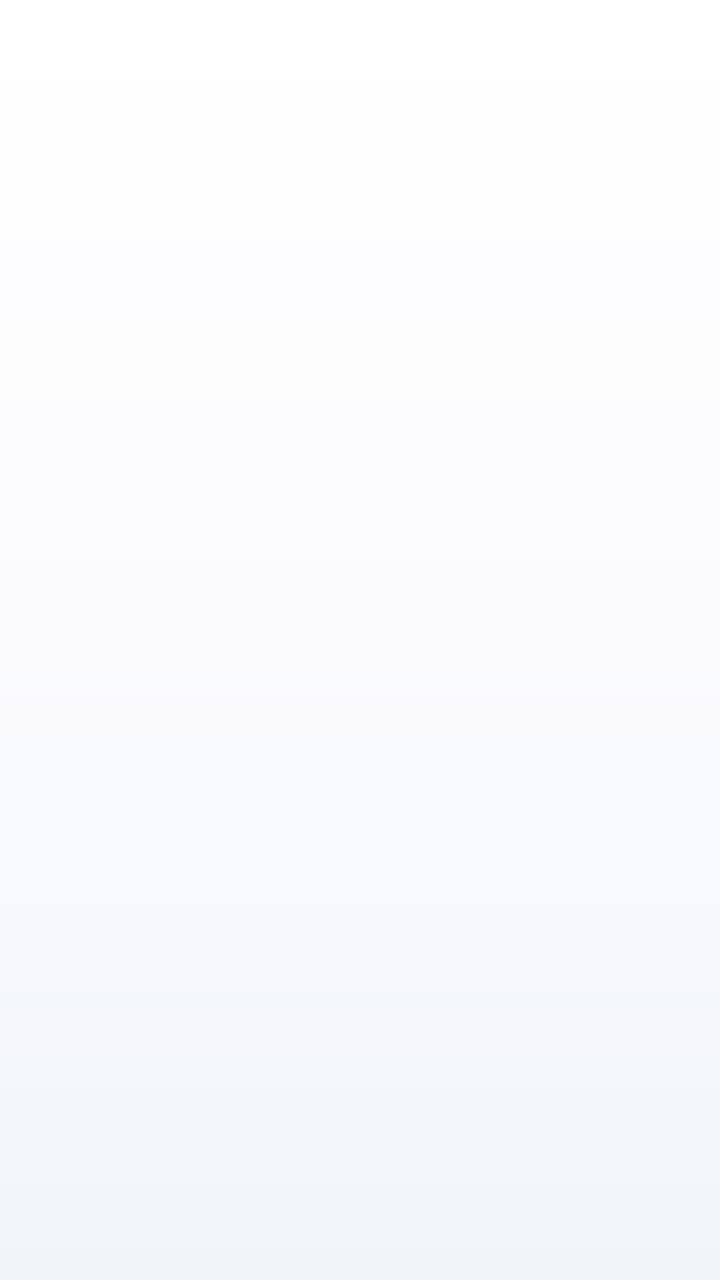
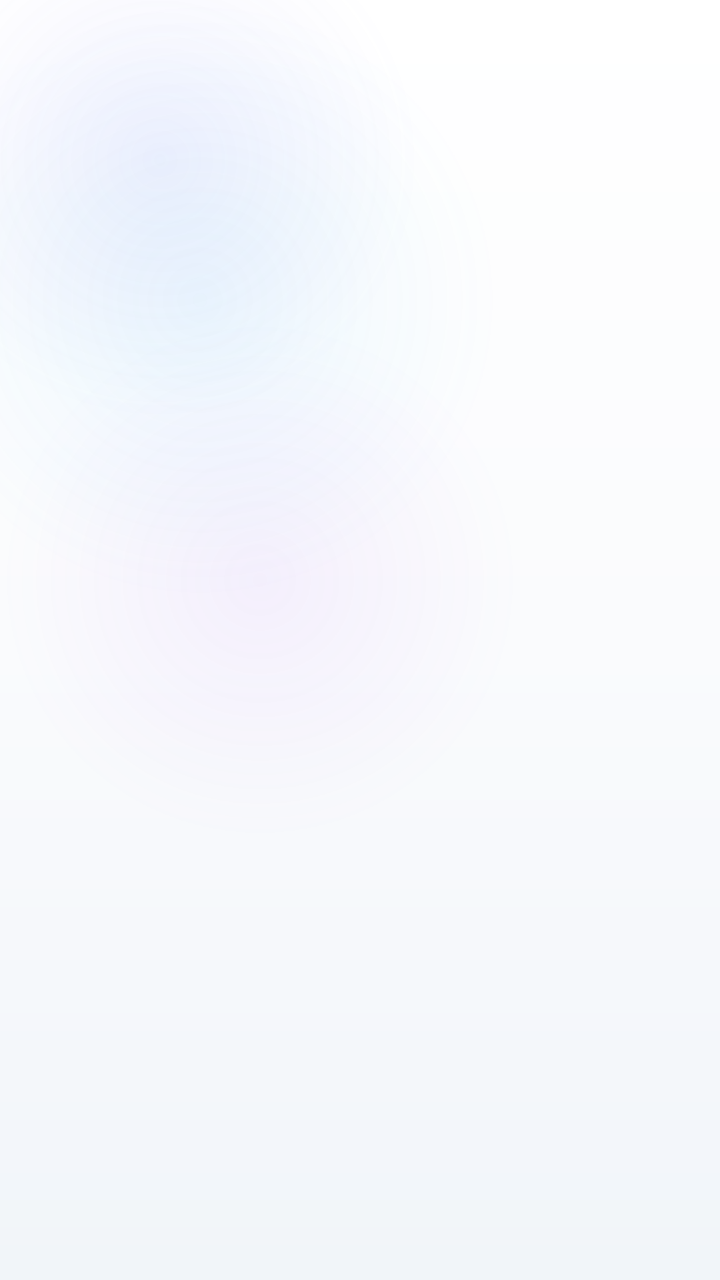

The first picture is an Android layout as it rendered before a commit; the second is the same layout after the commit. The layout source and the unified diff follow.
<!-- AndroidManifest.xml: application theme Theme.Onebaki -->
<!-- res/layout/activity_main.xml -->
<?xml version="1.0" encoding="utf-8"?>
<LinearLayout xmlns:android="http://schemas.android.com/apk/res/android"
    xmlns:app="http://schemas.android.com/apk/res-auto"
    android:layout_width="match_parent"
    android:layout_height="match_parent"
    android:background="@drawable/bg_screen_gradient"
    android:fitsSystemWindows="true"
    android:orientation="vertical">

    
    <LinearLayout
        android:id="@+id/toolbarBack"
        android:layout_width="match_parent"
        android:layout_height="52dp"
        android:background="#E6FFFFFF"
        android:gravity="center_vertical"
        android:orientation="horizontal"
        android:paddingHorizontal="12dp"
        android:visibility="gone">

        <TextView
            android:id="@+id/btnBack"
            android:layout_width="wrap_content"
            android:layout_height="wrap_content"
            android:clickable="true"
            android:focusable="true"
            android:padding="8dp"
            android:text="← ফিরুন"
            android:textColor="@color/ink"
            android:textSize="15sp"
            android:textStyle="bold" />

    </LinearLayout>

    
    <FrameLayout
        android:id="@+id/fragmentContainer"
        android:layout_width="match_parent"
        android:layout_height="0dp"
        android:layout_weight="1" />

    
    <com.google.android.material.bottomnavigation.BottomNavigationView
        android:id="@+id/bottomNav"
        android:layout_width="match_parent"
        android:layout_height="wrap_content"
        android:layout_marginHorizontal="16dp"
        android:layout_marginBottom="8dp"
        android:background="@drawable/bg_glass_nav"
        android:elevation="6dp"
        android:visibility="gone"
        app:itemActiveIndicatorStyle="@style/BottomNavActiveIndicator"
        app:itemIconSize="22dp"
        app:itemIconTint="@color/bottom_nav_colors"
        app:itemTextColor="@color/bottom_nav_colors"
        app:labelVisibilityMode="labeled"
        app:menu="@menu/bottom_nav_menu" />

</LinearLayout>
<!-- resources referenced by this layout -->
<resources>
  <color name="ink">#0F172A</color>
  <!-- drawable bg_glass_nav (drawable) -->
  <?xml version="1.0" encoding="utf-8"?>
  <shape xmlns:android="http://schemas.android.com/apk/res/android"
      android:shape="rectangle">
      <solid android:color="#F4FFFFFF" />
      <stroke
          android:width="1.5dp"
          android:color="#E2E8F0" />
      <corners android:radius="32dp" />
  </shape>
  <!-- drawable bg_screen_gradient (drawable) -->
  <?xml version="1.0" encoding="utf-8"?>
  <shape xmlns:android="http://schemas.android.com/apk/res/android"
      android:shape="rectangle">
      <gradient
          android:angle="270"
          android:startColor="#FFFFFF"
          android:centerColor="#FBFBFE"
          android:endColor="#F1F5F9"
          android:type="linear" />
  </shape>
  <style name="BottomNavActiveIndicator" parent="Widget.Material3.BottomNavigationView.ActiveIndicator">
          <item name="android:color">#1A4F46E5</item>
          <item name="android:width">44dp</item>
          <item name="android:height">30dp</item>
      </style>
  <style name="Theme.Onebaki" parent="Theme.Material3.Light.NoActionBar">
          <item name="colorPrimary">@color/primary_indigo</item>
          <item name="colorOnPrimary">@color/white</item>
          <item name="colorSurface">@color/white</item>
          <item name="colorOnSurface">@color/ink</item>
          <item name="android:statusBarColor">@color/white</item>
          <item name="android:windowLightStatusBar">true</item>
          <item name="android:navigationBarColor">@color/white</item>
          <item name="android:windowLightNavigationBar">true</item>
          <item name="android:windowBackground">@color/bg_start</item>
          <item name="android:windowActivityTransitions">true</item>
          <item name="android:forceDarkAllowed" tools:targetApi="q">false</item>
      </style>
  <color name="primary_indigo">#4338CA</color>
  <color name="white">#FFFFFF</color>
  <color name="bg_start">#FFFFFF</color>
</resources>

<!-- the commit's change to res/layout/activity_main.xml (unified diff, before → after) -->
@@ -47,7 +47,7 @@
         android:layout_marginHorizontal="16dp"
         android:layout_marginBottom="8dp"
         android:background="@drawable/bg_glass_nav"
-        android:elevation="6dp"
+        android:elevation="0dp"
         android:visibility="gone"
         app:itemActiveIndicatorStyle="@style/BottomNavActiveIndicator"
         app:itemIconSize="22dp"
<!-- resource entries referenced after the edit -->
@@ -13,15 +13,61 @@
   </shape>
   <!-- drawable bg_screen_gradient (drawable) -->
   <?xml version="1.0" encoding="utf-8"?>
-  <shape xmlns:android="http://schemas.android.com/apk/res/android"
-      android:shape="rectangle">
-      <gradient
-          android:angle="270"
-          android:startColor="#FFFFFF"
-          android:centerColor="#FBFBFE"
-          android:endColor="#F1F5F9"
-          android:type="linear" />
-  </shape>
+  <layer-list xmlns:android="http://schemas.android.com/apk/res/android">
+      
+      <item>
+          <shape android:shape="rectangle">
+              <gradient
+                  android:angle="270"
+                  android:startColor="#FFFFFF"
+                  android:centerColor="#FAFBFD"
+                  android:endColor="#F1F5F9"
+                  android:type="linear" />
+          </shape>
+      </item>
+      
+      <item
+          android:width="260dp"
+          android:height="260dp"
+          android:left="-50dp"
+          android:top="-50dp">
+          <shape android:shape="oval">
+              <gradient
+                  android:type="radial"
+                  android:gradientRadius="130dp"
+                  android:startColor="#166366F1"
+                  android:endColor="#006366F1" />
+          </shape>
+      </item>
+      
+      <item
+          android:width="260dp"
+          android:height="260dp"
+          android:right="-50dp"
+          android:top="160dp">
+          <shape android:shape="oval">
+              <gradient
+                  android:type="radial"
+                  android:gradientRadius="130dp"
+                  android:startColor="#12A855F7"
+                  android:endColor="#00A855F7" />
+          </shape>
+      </item>
+      
+      <item
+          android:width="300dp"
+          android:height="300dp"
+          android:left="-50dp"
+          android:bottom="-70dp">
+          <shape android:shape="oval">
+              <gradient
+                  android:type="radial"
+                  android:gradientRadius="150dp"
+                  android:startColor="#1438BDF8"
+                  android:endColor="#0038BDF8" />
+          </shape>
+      </item>
+  </layer-list>
   <style name="BottomNavActiveIndicator" parent="Widget.Material3.BottomNavigationView.ActiveIndicator">
           <item name="android:color">#1A4F46E5</item>
           <item name="android:width">44dp</item>
